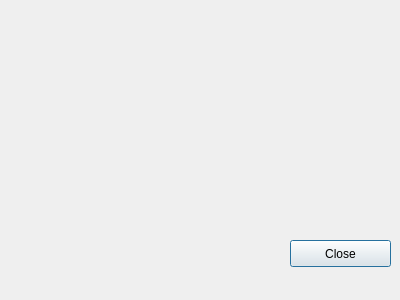
Above: mainwindow.ui from SmirnoffYM/AI-simulator before the change. Below: the same form after it.
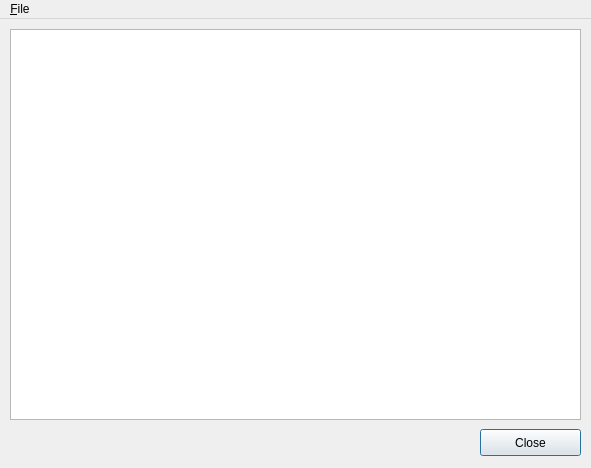
That is the form after the change.

The edit to the form file:
```diff
--- a/mainwindow.ui
+++ b/mainwindow.ui
@@ -6,8 +6,8 @@
    <rect>
     <x>0</x>
     <y>0</y>
-    <width>400</width>
-    <height>300</height>
+    <width>591</width>
+    <height>468</height>
    </rect>
   </property>
   <property name="windowTitle">
@@ -17,8 +17,8 @@
    <widget class="QPushButton" name="closePushButton">
     <property name="geometry">
      <rect>
-      <x>290</x>
-      <y>240</y>
+      <x>480</x>
+      <y>410</y>
       <width>101</width>
       <height>27</height>
      </rect>
@@ -33,16 +33,35 @@
      <bool>true</bool>
     </property>
    </widget>
+   <widget class="QGraphicsView" name="graphicsView">
+    <property name="geometry">
+     <rect>
+      <x>10</x>
+      <y>10</y>
+      <width>571</width>
+      <height>391</height>
+     </rect>
+    </property>
+   </widget>
   </widget>
   <widget class="QMenuBar" name="menuBar">
    <property name="geometry">
     <rect>
      <x>0</x>
      <y>0</y>
-     <width>400</width>
+     <width>591</width>
      <height>25</height>
     </rect>
    </property>
+   <widget class="QMenu" name="menu_File">
+    <property name="title">
+     <string>&amp;File</string>
+    </property>
+    <addaction name="action_Open_map"/>
+    <addaction name="separator"/>
+    <addaction name="action_Exit"/>
+   </widget>
+   <addaction name="menu_File"/>
   </widget>
  </widget>
  <layoutdefault spacing="6" margin="11"/>
```
Left out of the diff: 10 changed lines with no effect on the pictures.
